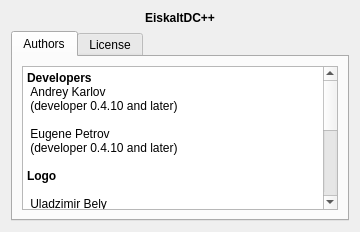
Before: the Qt Designer form eiskaltdcpp/ui/UIAbout.ui in eiskaltdcpp/eiskaltdcpp, drawn with Qt 5.
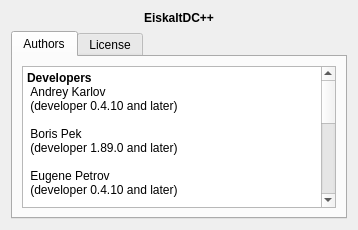
After: the same form once the commit is applied.

The edit to the form file:
```diff
--- a/eiskaltdcpp/ui/UIAbout.ui
+++ b/eiskaltdcpp/ui/UIAbout.ui
@@ -6,8 +6,8 @@
    <rect>
     <x>0</x>
     <y>0</y>
-    <width>360</width>
-    <height>232</height>
+    <width>358</width>
+    <height>230</height>
    </rect>
   </property>
   <property name="windowTitle">
@@ -35,6 +35,7 @@
 &lt;p style=&quot; margin-top:0px; margin-bottom:0px; margin-left:0px; margin-right:0px; -qt-block-indent:0; text-indent:0px;&quot;&gt;&lt;span style=&quot; font-weight:600;&quot;&gt; &lt;/span&gt;Andrey Karlov&lt;/p&gt;
 &lt;p style=&quot; margin-top:0px; margin-bottom:0px; margin-left:0px; margin-right:0px; -qt-block-indent:0; text-indent:0px;&quot;&gt; (developer 0.4.10 and later)&lt;/p&gt;
 &lt;p style=&quot;-qt-paragraph-type:empty; margin-top:0px; margin-bottom:0px; margin-left:0px; margin-right:0px; -qt-block-indent:0; text-indent:0px;&quot;&gt;&lt;/p&gt;
+&lt;p style=&quot; margin-top:0px; margin-bottom:0px; margin-left:0px; margin-right:0px; -qt-block-indent:0; text-indent:0px;&quot;&gt; Boris Pek&lt;br /&gt; (developer 1.89.0 and later)&lt;br /&gt;&lt;/p&gt;
 &lt;p style=&quot; margin-top:0px; margin-bottom:0px; margin-left:0px; margin-right:0px; -qt-block-indent:0; text-indent:0px;&quot;&gt; Eugene Petrov&lt;br /&gt; (developer 0.4.10 and later)&lt;br /&gt;&lt;br /&gt;&lt;span style=&quot; font-weight:600;&quot;&gt;Logo&lt;/span&gt;&lt;br /&gt;&lt;br /&gt; Uladzimir Bely&lt;br /&gt; (version 0.4.10 and later)&lt;br /&gt;&lt;br /&gt;&lt;span style=&quot; font-weight:600;&quot;&gt;Splash Screen Logo&lt;/span&gt;&lt;br /&gt;&lt;br /&gt; Uladzimir Bely&lt;br /&gt;&lt;br /&gt;&lt;span style=&quot; font-weight:600;&quot;&gt;Translators&lt;/span&gt;&lt;br /&gt;&lt;/p&gt;
 &lt;p style=&quot; margin-top:0px; margin-bottom:0px; margin-left:0px; margin-right:0px; -qt-block-indent:0; text-indent:0px;&quot;&gt; &lt;span style=&quot; text-decoration: underline;&quot;&gt;Russian translation&lt;/span&gt;&lt;br /&gt;&lt;br /&gt; Uladzimir Bely (for 0.4.10 and later)&lt;br /&gt;&lt;br /&gt;&lt;/p&gt;&lt;/body&gt;&lt;/html&gt;</string>
          </property>
```
